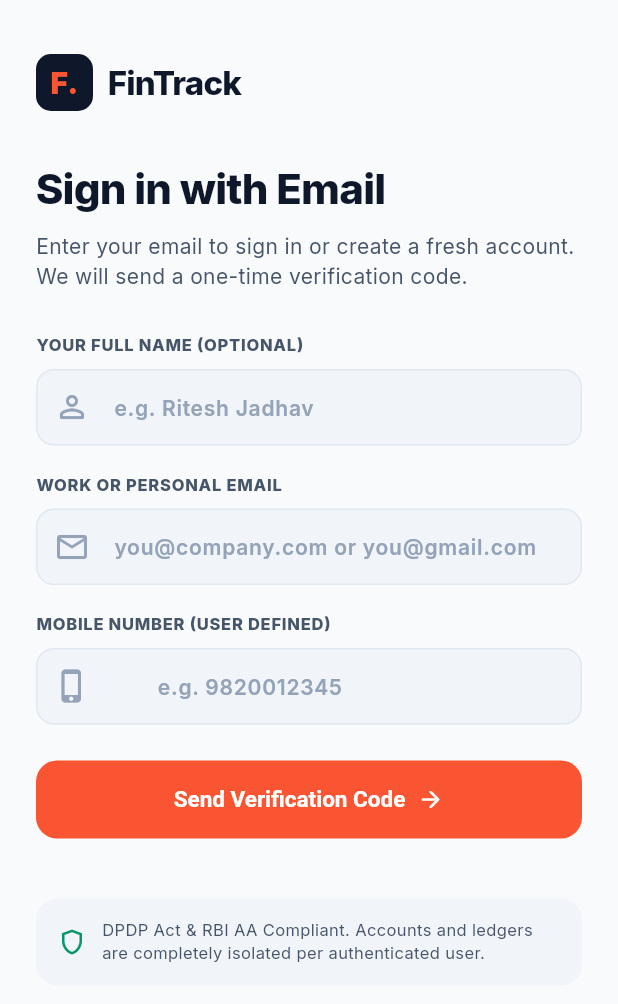
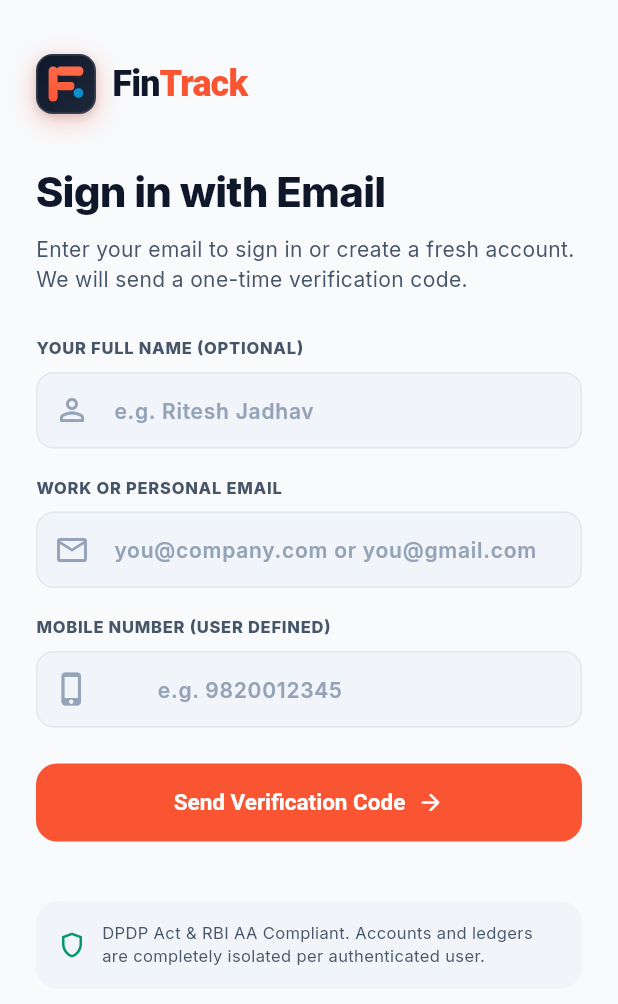
Before and after one commit to Fin-Track-AI/Frontend, a Flutter app: the WelcomeScreen screen opened by its route, after a tap on "Get Started with Email", on a phone screen of 412 x 824 dp. Shown: the top 1004 px of the screen. Run offline on Flutter 3.47's test engine with Material 3 defaults, Android fonts, the phone set to English and light mode, and no system bars; our stand-ins replace google_fonts, image_picker, shared_preferences; accounts and stored records are empty; network calls fail.

Commit message:
feat(ui): add dedicated FinTrackLogo mark across headers and auth screens

```diff
--- a/mobile/lib/core/config/api_config.dart
+++ b/mobile/lib/core/config/api_config.dart
@@ -19,7 +19,7 @@ class ApiConfig {
     try {
       final res = await http
           .get(Uri.parse('$primaryBaseUrl/health'))
-          .timeout(const Duration(seconds: 3));
+          .timeout(const Duration(seconds: 6));
       if (res.statusCode == 200) {
         _activeBaseUrl = primaryBaseUrl;
         return _activeBaseUrl;
--- a/mobile/lib/screens/auth/login_screen.dart
+++ b/mobile/lib/screens/auth/login_screen.dart
@@ -2,6 +2,7 @@ import 'package:flutter/material.dart';
 import '../../core/theme/app_theme.dart';
 import '../../routes/app_routes.dart';
 import '../../services/auth_service.dart';
+import '../../widgets/fintrack_logo.dart';
 
 class LoginScreen extends StatefulWidget {
   const LoginScreen({super.key});
@@ -131,37 +132,9 @@ class _LoginScreenState extends State<LoginScreen> {
             children: [
               const SizedBox(height: 16),
               // Brand Logo
-              Row(
-                children: [
-                  Container(
-                    width: 38,
-                    height: 38,
-                    decoration: BoxDecoration(
-                      color: const Color(0xFF0F172A),
-                      borderRadius: BorderRadius.circular(10),
-                    ),
-                    child: const Center(
-                      child: Text(
-                        'F.',
-                        style: TextStyle(
-                          color: AppColors.primary,
-                          fontSize: 20,
-                          fontWeight: FontWeight.w900,
-                        ),
-                      ),
-                    ),
-                  ),
-                  const SizedBox(width: 10),
-                  const Text(
-                    'FinTrack',
-                    style: TextStyle(
-                      color: AppColors.textPrimary,
-                      fontSize: 22,
-                      fontWeight: FontWeight.w800,
-                      letterSpacing: -0.5,
-                    ),
-                  ),
-                ],
+              const FinTrackLogo(
+                size: 40,
+                fontSize: 24,
               ),
               const SizedBox(height: 32),
 
--- a/mobile/lib/screens/onboarding/welcome_screen.dart
+++ b/mobile/lib/screens/onboarding/welcome_screen.dart
@@ -1,6 +1,7 @@
 import 'package:flutter/material.dart';
 import '../../core/theme/app_theme.dart';
 import '../../routes/app_routes.dart';
+import '../../widgets/fintrack_logo.dart';
 
 class WelcomeScreen extends StatelessWidget {
   const WelcomeScreen({super.key});
@@ -17,37 +18,9 @@ class WelcomeScreen extends StatelessWidget {
             children: [
               const Spacer(),
               // Brand Logo
-              Row(
-                children: [
-                  Container(
-                    width: 38,
-                    height: 38,
-                    decoration: BoxDecoration(
-                      color: const Color(0xFF0F172A),
-                      borderRadius: BorderRadius.circular(10),
-                    ),
-                    child: const Center(
-                      child: Text(
-                        'F.',
-                        style: TextStyle(
-                          color: AppColors.primary,
-                          fontSize: 20,
-                          fontWeight: FontWeight.w900,
-                        ),
-                      ),
-                    ),
-                  ),
-                  const SizedBox(width: 10),
-                  const Text(
-                    'FinTrack',
-                    style: TextStyle(
-                      color: AppColors.textPrimary,
-                      fontSize: 22,
-                      fontWeight: FontWeight.w800,
-                      letterSpacing: -0.5,
-                    ),
-                  ),
-                ],
+              const FinTrackLogo(
+                size: 40,
+                fontSize: 24,
               ),
               const SizedBox(height: 20),
               // Hero Badge
--- a/mobile/lib/screens/splash_screen.dart
+++ b/mobile/lib/screens/splash_screen.dart
@@ -2,6 +2,7 @@ import 'package:flutter/material.dart';
 import '../core/theme/app_theme.dart';
 import '../routes/app_routes.dart';
 import '../services/session_service.dart';
+import '../widgets/fintrack_logo.dart';
 
 class SplashScreen extends StatefulWidget {
   const SplashScreen({super.key});
@@ -58,40 +59,17 @@ class _SplashScreenState extends State<SplashScreen> with SingleTickerProviderSt
             child: Column(
               mainAxisAlignment: MainAxisAlignment.center,
               children: [
-                Container(
-                  width: 90,
-                  height: 90,
-                  decoration: BoxDecoration(
-                    gradient: const LinearGradient(
-                      colors: [AppColors.primary, AppColors.secondary],
-                      begin: Alignment.topLeft,
-                      end: Alignment.bottomRight,
-                    ),
-                    borderRadius: BorderRadius.circular(24),
-                    boxShadow: [
-                      BoxShadow(
-                        color: AppColors.primary.withOpacity(0.35),
-                        blurRadius: 28,
-                        spreadRadius: 2,
-                        offset: const Offset(0, 8),
-                      ),
-                    ],
-                  ),
-                  child: const Center(
-                    child: Icon(
-                      Icons.account_balance_wallet_rounded,
-                      size: 44,
-                      color: Colors.white,
-                    ),
-                  ),
+                const FinTrackLogo(
+                  size: 84,
+                  showText: false,
                 ),
                 const SizedBox(height: 24),
                 const Text(
                   'FinTrack',
                   style: TextStyle(
                     color: AppColors.textPrimary,
-                    fontSize: 32,
-                    fontWeight: FontWeight.w800,
+                    fontSize: 34,
+                    fontWeight: FontWeight.w900,
                     letterSpacing: -1,
                   ),
                 ),
--- a/mobile/lib/widgets/fintrack_header.dart
+++ b/mobile/lib/widgets/fintrack_header.dart
@@ -2,6 +2,7 @@ import 'package:flutter/material.dart';
 import '../core/theme/app_theme.dart';
 import '../screens/main_shell.dart';
 import '../services/session_service.dart';
+import 'fintrack_logo.dart';
 
 class FinTrackHeader extends StatelessWidget implements PreferredSizeWidget {
   final VoidCallback? onSearchTap;
@@ -56,38 +57,9 @@ class FinTrackHeader extends StatelessWidget implements PreferredSizeWidget {
           cursor: SystemMouseCursors.click,
           child: GestureDetector(
             onTap: () => _handleLogoTap(context),
-            child: Row(
-              mainAxisSize: MainAxisSize.min,
-              children: [
-                Container(
-                  width: 32,
-                  height: 32,
-                  decoration: BoxDecoration(
-                    color: const Color(0xFF0F172A),
-                    borderRadius: BorderRadius.circular(8),
-                  ),
-                  child: const Center(
-                    child: Text(
-                      'F.',
-                      style: TextStyle(
-                        color: AppColors.primary,
-                        fontSize: 16,
-                        fontWeight: FontWeight.w900,
-                      ),
-                    ),
-                  ),
-                ),
-                const SizedBox(width: 8),
-                const Text(
-                  'FinTrack',
-                  style: TextStyle(
-                    color: AppColors.textPrimary,
-                    fontSize: 18,
-                    fontWeight: FontWeight.w800,
-                    letterSpacing: -0.5,
-                  ),
-                ),
-              ],
+            child: const FinTrackLogo(
+              size: 32,
+              fontSize: 19,
             ),
           ),
         ),
--- /dev/null
+++ b/mobile/lib/widgets/fintrack_logo.dart
@@ -0,0 +1,182 @@
+import 'package:flutter/material.dart';
+import '../core/theme/app_theme.dart';
+
+/// Production FinTrack Brand Logo Widget
+/// A polished, modern fintech mark featuring dynamic dual-gradient layers,
+/// an upward financial vector arrow, and a subtle glowing badge.
+class FinTrackLogo extends StatelessWidget {
+  final double size;
+  final bool showText;
+  final double fontSize;
+  final Color? textColor;
+
+  const FinTrackLogo({
+    super.key,
+    this.size = 38,
+    this.showText = true,
+    this.fontSize = 22,
+    this.textColor,
+  });
+
+  @override
+  Widget build(BuildContext context) {
+    final iconBox = Container(
+      width: size,
+      height: size,
+      decoration: BoxDecoration(
+        gradient: const LinearGradient(
+          colors: [
+            Color(0xFF0F172A), // Deep Slate Navy
+            Color(0xFF1E293B), // Charcoal
+          ],
+          begin: Alignment.topLeft,
+          end: Alignment.bottomRight,
+        ),
+        borderRadius: BorderRadius.circular(size * 0.28),
+        boxShadow: [
+          BoxShadow(
+            color: AppColors.primary.withOpacity(0.28),
+            blurRadius: size * 0.35,
+            spreadRadius: 1,
+            offset: Offset(0, size * 0.12),
+          ),
+          BoxShadow(
+            color: Colors.black.withOpacity(0.12),
+            blurRadius: 4,
+            offset: const Offset(0, 2),
+          ),
+        ],
+        border: Border.all(
+          color: Colors.white.withOpacity(0.12),
+          width: 1.2,
+        ),
+      ),
+      child: Stack(
+        alignment: Alignment.center,
+        children: [
+          // Background subtle glowing upward pulse
+          Positioned(
+            top: size * 0.14,
+            right: size * 0.14,
+            child: Container(
+              width: size * 0.28,
+              height: size * 0.28,
+              decoration: BoxDecoration(
+                shape: BoxShape.circle,
+                gradient: RadialGradient(
+                  colors: [
+                    AppColors.primary.withOpacity(0.6),
+                    Colors.transparent,
+                  ],
+                ),
+              ),
+            ),
+          ),
+          // Clean Modern Financial Geometric Icon
+          CustomPaint(
+            size: Size(size * 0.58, size * 0.58),
+            painter: _FinTrackLogoPainter(),
+          ),
+        ],
+      ),
+    );
+
+    if (!showText) {
+      return iconBox;
+    }
+
+    return Row(
+      mainAxisSize: MainAxisSize.min,
+      crossAxisAlignment: CrossAxisAlignment.center,
+      children: [
+        iconBox,
+        SizedBox(width: size * 0.28),
+        RichText(
+          text: TextSpan(
+            children: [
+              TextSpan(
+                text: 'Fin',
+                style: TextStyle(
+                  color: textColor ?? AppColors.textPrimary,
+                  fontSize: fontSize,
+                  fontWeight: FontWeight.w900,
+                  letterSpacing: -0.6,
+                ),
+              ),
+              TextSpan(
+                text: 'Track',
+                style: TextStyle(
+                  color: AppColors.primary,
+                  fontSize: fontSize,
+                  fontWeight: FontWeight.w900,
+                  letterSpacing: -0.6,
+                ),
+              ),
+            ],
+          ),
+        ),
+      ],
+    );
+  }
+}
+
+/// Custom painter for an ultra-crisp, scalable fintech mark (Geometric 'F' with upward growth bar)
+class _FinTrackLogoPainter extends CustomPainter {
+  @override
+  void paint(Canvas canvas, Size size) {
+    final w = size.width;
+    final h = size.height;
+
+    // Primary Coral Gradient Paint
+    final coralPaint = Paint()
+      ..shader = const LinearGradient(
+        colors: [
+          Color(0xFFFF6B4A),
+          Color(0xFFFA5533),
+        ],
+        begin: Alignment.topCenter,
+        end: Alignment.bottomCenter,
+      ).createShader(Rect.fromLTWH(0, 0, w, h))
+      ..style = PaintingStyle.fill;
+
+    // Secondary Cyan/Teal accent paint for growth arrow
+    final accentPaint = Paint()
+      ..shader = const LinearGradient(
+        colors: [
+          Color(0xFF38BDF8),
+          Color(0xFF0284C7),
+        ],
+        begin: Alignment.topLeft,
+        end: Alignment.bottomRight,
+      ).createShader(Rect.fromLTWH(0, 0, w, h))
+      ..style = PaintingStyle.fill;
+
+    // 1. Left Vertical Pillar
+    final pillarRRect = RRect.fromRectAndRadius(
+      Rect.fromLTWH(0, 0, w * 0.26, h),
+      Radius.circular(w * 0.12),
+    );
+    canvas.drawRRect(pillarRRect, coralPaint);
+
+    // 2. Top Horizontal Bar
+    final topBarRRect = RRect.fromRectAndRadius(
+      Rect.fromLTWH(w * 0.22, 0, w * 0.78, h * 0.26),
+      Radius.circular(w * 0.12),
+    );
+    canvas.drawRRect(topBarRRect, coralPaint);
+
+    // 3. Middle Dynamic Growth Bar
+    final midBarRRect = RRect.fromRectAndRadius(
+      Rect.fromLTWH(w * 0.22, h * 0.44, w * 0.52, h * 0.24),
+      Radius.circular(w * 0.10),
+    );
+    canvas.drawRRect(midBarRRect, coralPaint);
+
+    // 4. Accent Growth Dot / Indicator at top right
+    final dotCenter = Offset(w * 0.86, h * 0.76);
+    canvas.drawCircle(dotCenter, w * 0.14, accentPaint);
+  }
+
+  @override
+  bool shouldRepaint(covariant CustomPainter oldDelegate) => false;
+}
```
